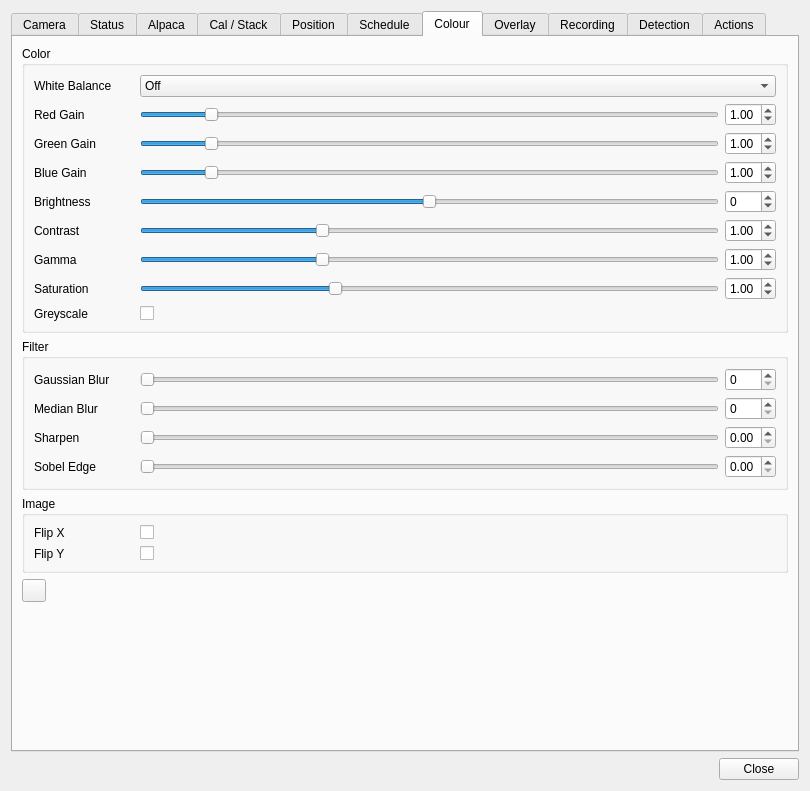
Before: the Qt Designer form plugins/feature/camera/camerasettingsdialog.ui in srcejon/sdrangel, drawn with Qt 5.
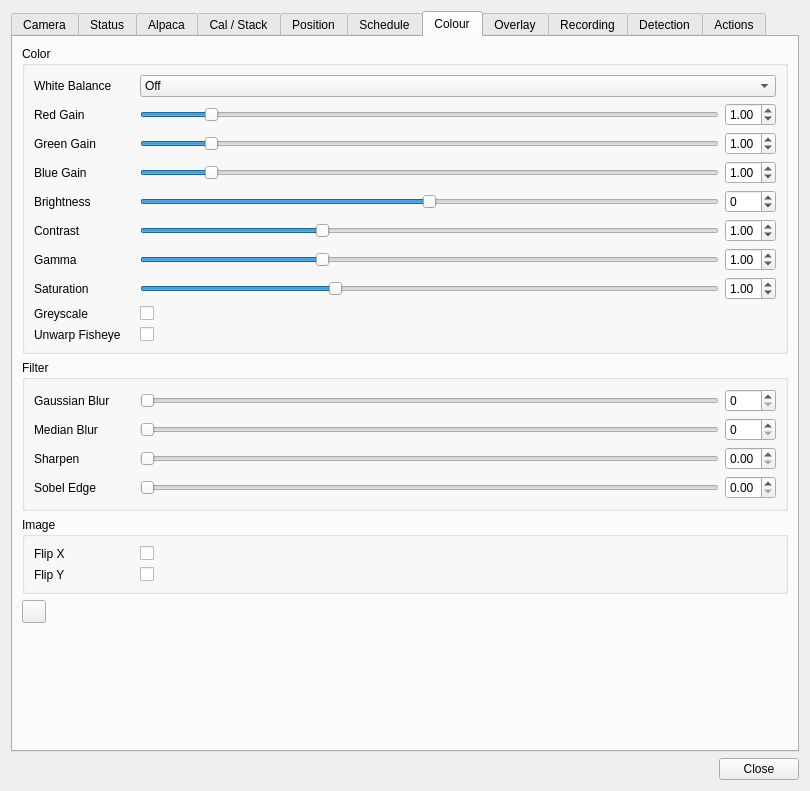
After: the same form once the commit is applied. Icons and pictures are not drawn.

Commit message: Add camera fisheye unwarp processing

Patch:
```diff
--- a/plugins/feature/camera/camerasettingsdialog.ui
+++ b/plugins/feature/camera/camerasettingsdialog.ui
@@ -1971,6 +1971,23 @@
             </property>
            </widget>
           </item>
+            <item row="9" column="0">
+             <widget class="QLabel" name="postProcessUnwarpLabel">
+              <property name="text">
+               <string>Unwarp Fisheye</string>
+              </property>
+             </widget>
+            </item>
+            <item row="9" column="1" colspan="2">
+             <widget class="QCheckBox" name="postProcessUnwarpCheck">
+              <property name="toolTip">
+               <string>Unwarp the image from the configured fisheye lens projection using the camera FoV setting</string>
+              </property>
+              <property name="text">
+               <string/>
+              </property>
+             </widget>
+            </item>
           <item row="0" column="0">
            <widget class="QLabel" name="postProcessWhiteBalanceModeLabel">
             <property name="minimumSize">
```
Left out of the diff: 1 changed line with no effect on the pictures. Lines whose indentation alone changed are shown as unchanged. The commit also changes 6 other files.
